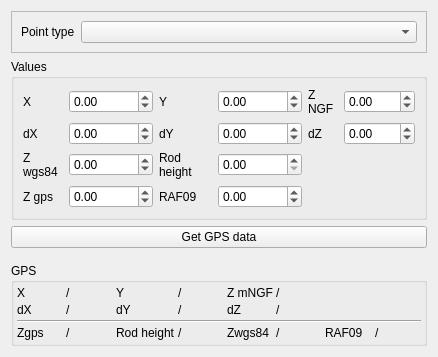
Artelia/Lamia, file Lamia/worktypeconf/base3/qgswidgets/lamia_form_topographydata_ui.ui: the form before one commit.
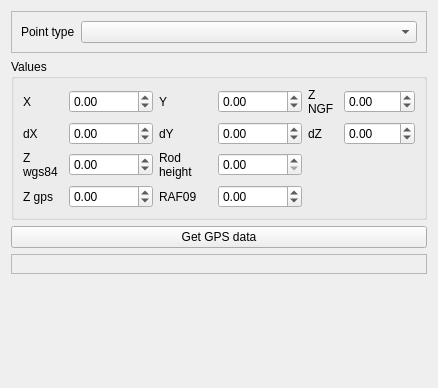
The form after the commit.

Patch:
```diff
--- a/Lamia/worktypeconf/base3/qgswidgets/lamia_form_topographydata_ui.ui
+++ b/Lamia/worktypeconf/base3/qgswidgets/lamia_form_topographydata_ui.ui
@@ -7,7 +7,7 @@
     <x>0</x>
     <y>0</y>
     <width>438</width>
-    <height>357</height>
+    <height>388</height>
    </rect>
   </property>
   <property name="windowTitle">
@@ -224,6 +224,17 @@
      </property>
     </widget>
    </item>
+   <item>
+    <widget class="QFrame" name="frame_gps">
+     <property name="frameShape">
+      <enum>QFrame::StyledPanel</enum>
+     </property>
+     <property name="frameShadow">
+      <enum>QFrame::Raised</enum>
+     </property>
+     <layout class="QVBoxLayout" name="verticalLayout_3"/>
+    </widget>
+   </item>
    <item>
     <spacer name="verticalSpacer">
      <property name="orientation">
@@ -237,177 +248,6 @@
      </property>
     </spacer>
    </item>
-   <item>
-    <widget class="QGroupBox" name="groupBox_3">
-     <property name="title">
-      <string>GPS</string>
-     </property>
-     <layout class="QGridLayout" name="gridLayout_17">
-      <property name="leftMargin">
-       <number>3</number>
-      </property>
-      <property name="topMargin">
-       <number>3</number>
-      </property>
-      <property name="rightMargin">
-       <number>3</number>
-      </property>
-      <property name="bottomMargin">
-       <number>3</number>
-      </property>
-      <property name="spacing">
-       <number>3</number>
-      </property>
-      <item row="0" column="3">
-       <widget class="QLabel" name="label_Y">
-        <property name="text">
-         <string>/</string>
-        </property>
-       </widget>
-      </item>
-      <item row="0" column="2">
-       <widget class="QLabel" name="label_64">
-        <property name="text">
-         <string>Y</string>
-        </property>
-       </widget>
-      </item>
-      <item row="1" column="5">
-       <widget class="QLabel" name="label_dZ">
-        <property name="text">
-         <string>/</string>
-        </property>
-       </widget>
-      </item>
-      <item row="0" column="5">
-       <widget class="QLabel" name="label_Z">
-        <property name="text">
-         <string>/</string>
-        </property>
-       </widget>
-      </item>
-      <item row="1" column="1">
-       <widget class="QLabel" name="label_dX">
-        <property name="text">
-         <string>/</string>
-        </property>
-       </widget>
-      </item>
-      <item row="3" column="6">
-       <widget class="QLabel" name="label_61">
-        <property name="text">
-         <string>RAF09</string>
-        </property>
-       </widget>
-      </item>
-      <item row="1" column="4">
-       <widget class="QLabel" name="label_68">
-        <property name="text">
-         <string>dZ</string>
-        </property>
-       </widget>
-      </item>
-      <item row="1" column="0">
-       <widget class="QLabel" name="label_65">
-        <property name="text">
-         <string>dX</string>
-        </property>
-       </widget>
-      </item>
-      <item row="1" column="2">
-       <widget class="QLabel" name="label_67">
-        <property name="text">
-         <string>dY</string>
-        </property>
-       </widget>
-      </item>
-      <item row="1" column="3">
-       <widget class="QLabel" name="label_dY">
-        <property name="text">
-         <string>/</string>
-        </property>
-       </widget>
-      </item>
-      <item row="3" column="0">
-       <widget class="QLabel" name="label_62">
-        <property name="text">
-         <string>Zgps</string>
-        </property>
-       </widget>
-      </item>
-      <item row="0" column="4">
-       <widget class="QLabel" name="label_66">
-        <property name="text">
-         <string>Z mNGF</string>
-        </property>
-       </widget>
-      </item>
-      <item row="3" column="1">
-       <widget class="QLabel" name="label_zgps">
-        <property name="text">
-         <string>/</string>
-        </property>
-       </widget>
-      </item>
-      <item row="3" column="3">
-       <widget class="QLabel" name="label_hautperche">
-        <property name="text">
-         <string>/</string>
-        </property>
-       </widget>
-      </item>
-      <item row="3" column="2">
-       <widget class="QLabel" name="label_70">
-        <property name="text">
-         <string>Rod height</string>
-        </property>
-       </widget>
-      </item>
-      <item row="3" column="5">
-       <widget class="QLabel" name="label_zwgs84">
-        <property name="text">
-         <string>/</string>
-        </property>
-       </widget>
-      </item>
-      <item row="3" column="4">
-       <widget class="QLabel" name="label_63">
-        <property name="text">
-         <string>Zwgs84</string>
-        </property>
-       </widget>
-      </item>
-      <item row="0" column="1">
-       <widget class="QLabel" name="label_X">
-        <property name="text">
-         <string>/</string>
-        </property>
-       </widget>
-      </item>
-      <item row="0" column="0">
-       <widget class="QLabel" name="label_69">
-        <property name="text">
-         <string>X</string>
-        </property>
-       </widget>
-      </item>
-      <item row="3" column="7">
-       <widget class="QLabel" name="label_raf09">
-        <property name="text">
-         <string>/</string>
-        </property>
-       </widget>
-      </item>
-      <item row="2" column="0" colspan="8">
-       <widget class="Line" name="line">
-        <property name="orientation">
-         <enum>Qt::Horizontal</enum>
-        </property>
-       </widget>
-      </item>
-     </layout>
-    </widget>
-   </item>
   </layout>
  </widget>
  <resources/>
```
Left out of the diff: 2 changed lines with no effect on the pictures.
